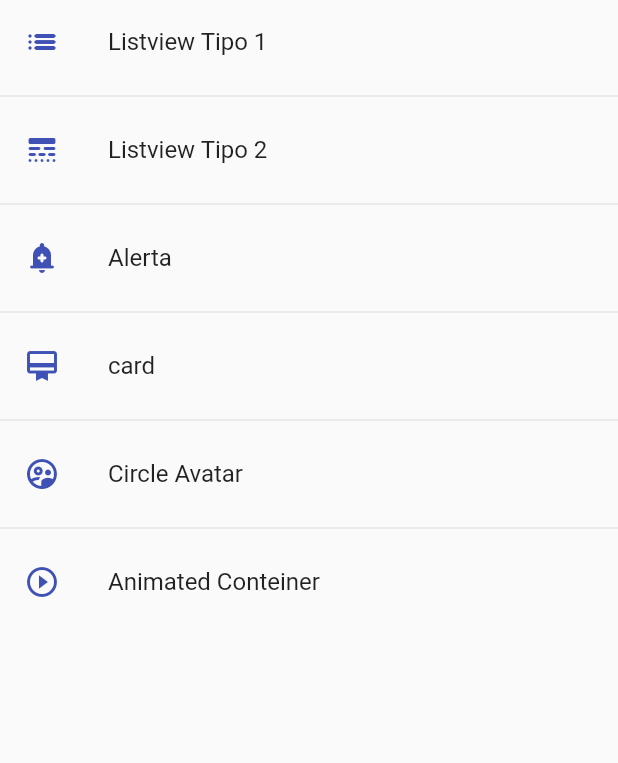
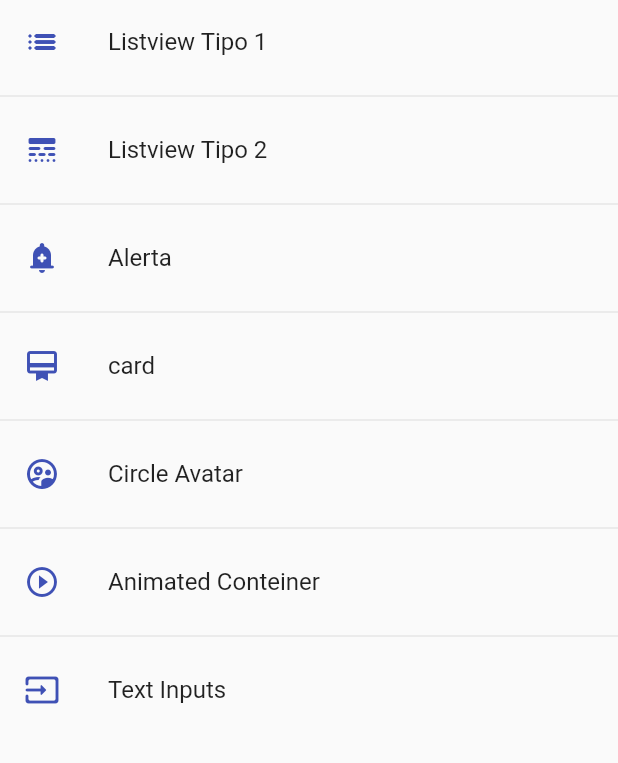
Before and after one commit to CarlosAvilesG/Flutter_Componentes, a Flutter app: the screen it shows after launch, on a phone screen of 412 x 824 dp, the part 84-847 px from its top. Run offline on Flutter 3.47's test engine with Material 2 defaults, Android fonts, the phone set to English and light mode, and no system bars.

Commit message:
87-90-widgetInput_pass

```diff
--- a/lib/router/app_routes.dart
+++ b/lib/router/app_routes.dart
@@ -49,6 +49,12 @@ class AppRoutes {
       name: 'Animated Conteiner',
       screen: const AnimatedScreen(),
     ),
+    MenuOption(
+      route: 'inputs',
+      icon: Icons.input_rounded,
+      name: 'Text Inputs',
+      screen: const InputsScreen(),
+    ),
   ];
 
   static Map<String, Widget Function(BuildContext)> getAppRoutes() {
--- a/lib/screens/screens.dart
+++ b/lib/screens/screens.dart
@@ -1,5 +1,6 @@
 export 'package:fl_components/screens/listview2_screen.dart';
 export 'package:fl_components/screens/listview1_screen.dart';
+export 'package:fl_components/screens/inputs_screen.dart';
 export 'package:fl_components/screens/home_screen.dart';
 export 'package:fl_components/screens/card_screen.dart';
 export 'package:fl_components/screens/avatar_screen.dart';
--- a/lib/theme/app_theme.dart
+++ b/lib/theme/app_theme.dart
@@ -17,10 +17,31 @@ class AppTheme {
     //FloatingActionButtons
     floatingActionButtonTheme: const FloatingActionButtonThemeData(
         backgroundColor: primary, elevation: 5),
+
+    // elevatedButton
     elevatedButtonTheme: ElevatedButtonThemeData(
       style: ElevatedButton.styleFrom(
           primary: primary, shape: const StadiumBorder(), elevation: 0),
-      ));
+    ),
+
+    //
+    inputDecorationTheme: const InputDecorationTheme(
+        floatingLabelStyle: TextStyle(color: primary),
+        enabledBorder: OutlineInputBorder(
+            borderSide: BorderSide(color: primary),
+            borderRadius: BorderRadius.only(
+                bottomLeft: Radius.circular(10),
+                topRight: Radius.circular(10))),
+        focusedBorder: OutlineInputBorder(
+            borderSide: BorderSide(color: primary),
+            borderRadius: BorderRadius.only(
+                bottomLeft: Radius.circular(10),
+                topRight: Radius.circular(10))),
+        border: OutlineInputBorder(
+            borderRadius: BorderRadius.only(
+                bottomLeft: Radius.circular(10),
+                topRight: Radius.circular(10)))),
+  );
 
   static final ThemeData darkTheme = ThemeData.dark().copyWith(
       //color primario
--- a/lib/widgets/widgets.dart
+++ b/lib/widgets/widgets.dart
@@ -1,2 +1,3 @@
+export 'package:fl_components/widgets/Custom_input_field.dart';
+export 'package:fl_components/widgets/Custom_Card_Type_2.dart';
 export 'package:fl_components/widgets/Custom_Card_Type_1.dart';
-export 'package:fl_components/widgets/Custom_Card_Type_2.dart';
```
Also changed, not shown: lib/screens/inputs_screen.dart (added, +40 -0 lines), lib/widgets/custom_input_field.dart (added, +73 -0 lines). Lines whose indentation alone changed are shown as unchanged.
